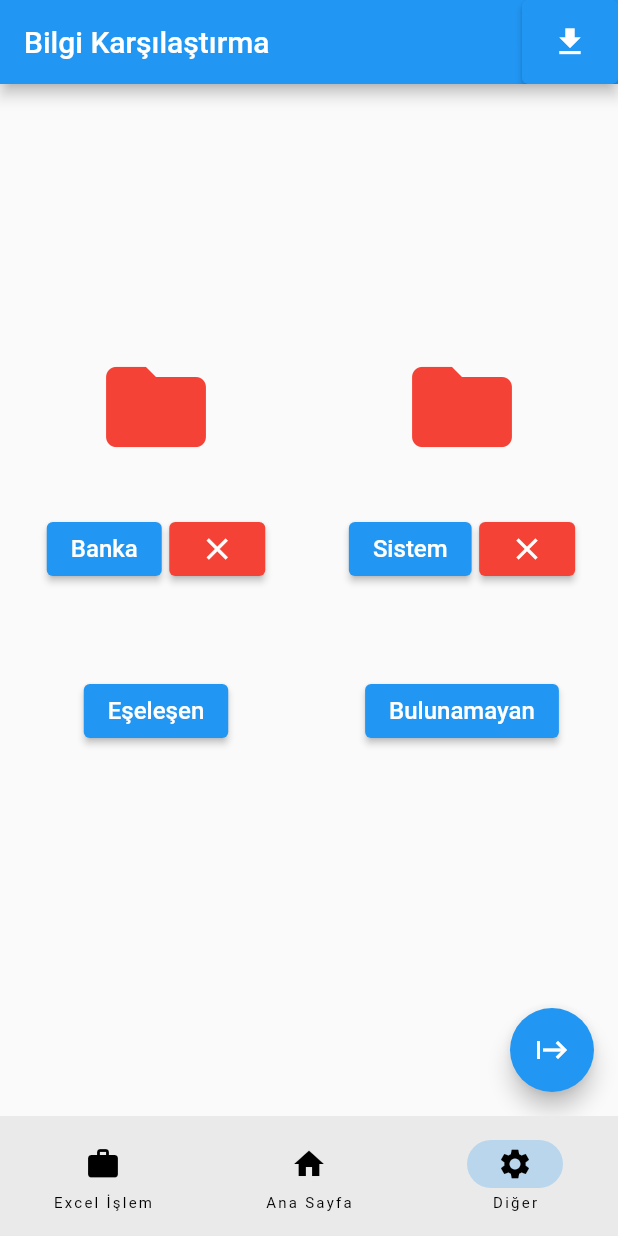
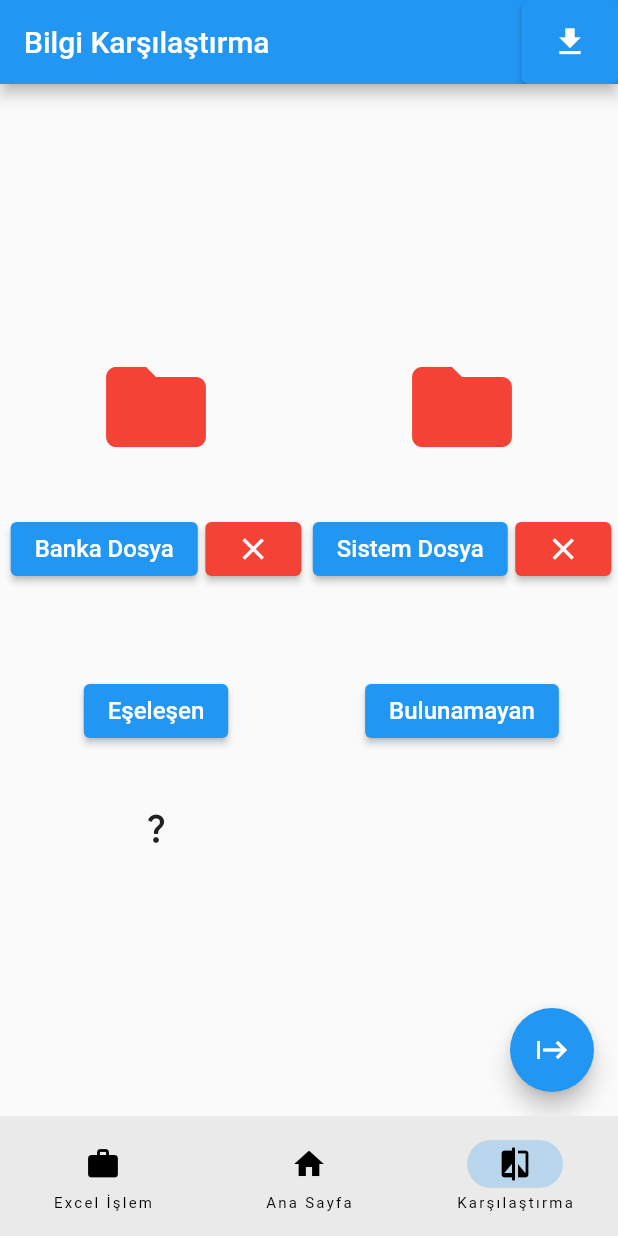
Before and after one commit to OmerI53/flutter_app2, a Flutter app: the screen it shows after launch, item 3 of the bottom bar chosen, on a phone screen of 412 x 824 dp. Run offline on Flutter 3.47's test engine with Material 2 defaults, Android fonts, the phone set to English and light mode, and no system bars; our stand-ins replace file_picker; missing offline and left inert: bitsdojo_window, dart:ffi, excel.

Commit message:
more visual changes

```diff
--- a/lib/Other.dart
+++ b/lib/Other.dart
@@ -52,7 +52,7 @@ class _OtherState extends State<Other> {
           allList = compareExcel(flist1, flist2);
           setState(() {});
         },
-        child: const Icon(Icons.start_outlined),
+        child: const Icon(Icons.start),
       ),
       body: Row(mainAxisAlignment: MainAxisAlignment.spaceEvenly, children: [
         Column(
@@ -94,7 +94,8 @@ class _OtherState extends State<Other> {
                         // User canceled the picker
                       }
                     },
-                    child: const Text("Banka", style: TextStyle(fontSize: 16))),
+                    child: const Text("Banka Dosya",
+                        style: TextStyle(fontSize: 16))),
                 const SizedBox(
                   width: 5,
                 ),
@@ -106,7 +107,7 @@ class _OtherState extends State<Other> {
                   },
                   child: Icon(Icons.close),
                   style: ElevatedButton.styleFrom(backgroundColor: Colors.red),
-                )
+                ),
               ],
             ),
             const SizedBox(
@@ -127,6 +128,14 @@ class _OtherState extends State<Other> {
                   backgroundColor:
                       allList.isNotEmpty ? Colors.green : Colors.blue),
             ),
+            const SizedBox(
+              height: 30,
+            ),
+            IconButton(
+              onPressed: (() {}),
+              icon: const Icon(Icons.question_mark_outlined),
+              tooltip: "Banka sonu yazıları silin",
+            )
           ],
         ),
         Column(
@@ -168,8 +177,8 @@ class _OtherState extends State<Other> {
                         // User canceled the picker
                       }
                     },
-                    child:
-                        const Text("Sistem", style: TextStyle(fontSize: 16))),
+                    child: const Text("Sistem Dosya",
+                        style: TextStyle(fontSize: 16))),
                 const SizedBox(
                   width: 5,
                 ),
--- a/lib/main.dart
+++ b/lib/main.dart
@@ -1,4 +1,4 @@
-import 'package:desktop_window/desktop_window.dart';
+import 'package:bitsdojo_window/bitsdojo_window.dart';
 import 'package:flutter/material.dart';
 import 'package:flutter_app2/Excel_Work_Page.dart';
 import 'package:flutter_app2/Home_page.dart';
@@ -6,6 +6,16 @@ import 'package:flutter_app2/Other.dart';
 
 void main() {
   runApp(const MyApp());
+
+  doWhenWindowReady(() {
+    final initialSize = Size(850, 720);
+    final minSize = Size(850, 720);
+    final maxSize = Size(850, 720);
+    appWindow.maxSize = maxSize;
+    appWindow.minSize = minSize;
+    appWindow.size = initialSize; //default size
+    appWindow.show();
+  });
 }
 
 class MyApp extends StatelessWidget {
@@ -44,7 +54,8 @@ class _RootPageState extends State<RootPage> {
         destinations: const [
           NavigationDestination(icon: Icon(Icons.work), label: "Excel İşlem"),
           NavigationDestination(icon: Icon(Icons.home), label: "Ana Sayfa"),
-          NavigationDestination(icon: Icon(Icons.settings), label: "Diğer"),
+          NavigationDestination(
+              icon: Icon(Icons.compare), label: "Karşılaştırma"),
         ],
         onDestinationSelected: (int index) {
           setState(() {
--- a/pubspec.yaml
+++ b/pubspec.yaml
@@ -39,7 +39,7 @@ dependencies:
   excel: 2.0.0-null-safety-3
   file_picker: ^5.2.5
   path_provider: ^2.0.12
-  desktop_window: ^0.4.0
+  bitsdojo_window: ^0.1.5
 
 dev_dependencies:
   flutter_test:
```
Also changed, not shown: lib/Backend_func.dart (+4 -4 lines), lib/Excel_Work_Page.dart (+13 -4 lines), lib/Home_page.dart (+6 -3 lines), pubspec.lock, 6 other files.
